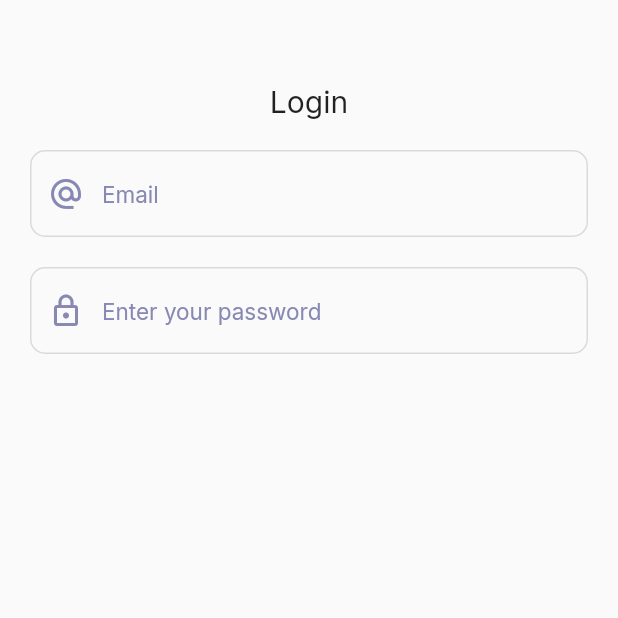
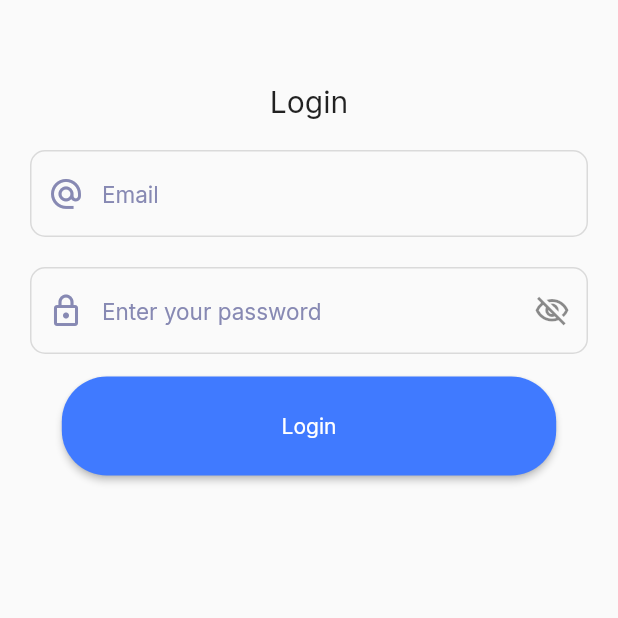
Before and after one commit to salemakowe/Spare, a Flutter app: the screen it shows after launch, after a tap on "Get Started", on a phone screen of 412 x 824 dp, the top half of it. Run offline on Flutter 3.47's test engine with Material 2 defaults, Android fonts, the phone set to English and light mode, and no system bars; our stand-ins replace google_fonts, smooth_page_indicator.

Commit message:
LoginPage

```diff
--- /dev/null
+++ b/spare/lib/screens/home.dart
@@ -0,0 +1,15 @@
+import "package:flutter/material.dart";
+
+class HomePage extends StatefulWidget {
+  const HomePage({super.key});
+
+  @override
+  State<HomePage> createState() => _HomePageState();
+}
+
+class _HomePageState extends State<HomePage> {
+  @override
+  Widget build(BuildContext context) {
+    return Scaffold();
+  }
+}
--- a/spare/lib/screens/login.dart
+++ b/spare/lib/screens/login.dart
@@ -1,6 +1,8 @@
 import "package:flutter/material.dart";
 import 'package:google_fonts/google_fonts.dart';
 import 'package:spare/constants/color.dart';
+import 'package:spare/screens/home.dart';
+import 'package:spare/widgets/button.dart';
 import 'package:spare/widgets/textfields.dart';
 
 class LoginPage extends StatefulWidget {
@@ -11,6 +13,15 @@ class LoginPage extends StatefulWidget {
 }
 
 class _LoginPageState extends State<LoginPage> {
+  late bool _passwordVisible;
+
+  @override
+  void initState() {
+    // TODO: implement initState
+    super.initState();
+    _passwordVisible = false;
+  }
+
   @override
   Widget build(BuildContext context) {
     return Scaffold(
@@ -33,6 +44,8 @@ class _LoginPageState extends State<LoginPage> {
               ],
             ),
             const SizedBox(height: 20),
+
+            //Email field
             const BuildInputFields(
               hintText: "Email",
               isPassword: false,
@@ -43,15 +56,32 @@ class _LoginPageState extends State<LoginPage> {
               ),
             ),
             const SizedBox(height: 20),
-            const BuildInputFields(
+
+            //Password field
+            BuildInputFields(
               hintText: "Enter your password",
-              isPassword: true,
+              isPassword: _passwordVisible ? false : true,
               inputType: TextInputType.text,
-              pIcon: Icon(
-                Icons.lock_outlined,
-                color: Kolors.textColor,
+              pIcon: const Icon(Icons.lock_outlined, color: Kolors.textColor),
+              sIcon: IconButton(
+                icon: Icon(_passwordVisible
+                    ? Icons.visibility_outlined
+                    : Icons.visibility_off_outlined),
+                onPressed: () => setState(() {
+                  _passwordVisible = !_passwordVisible;
+                }),
               ),
             ),
+
+            //Button
+            LoginSignUpButton(
+              text: "Login",
+              pressed: () => Navigator.of(context).pushReplacement(
+                MaterialPageRoute(
+                  builder: ((context) => HomePage()),
+                ),
+              ),
+            )
           ],
         ),
       ),
--- a/spare/lib/screens/onboarding.dart
+++ b/spare/lib/screens/onboarding.dart
@@ -6,6 +6,7 @@ import 'package:spare/introscreens/onboard1.dart';
 import 'package:spare/introscreens/onboard2.dart';
 import 'package:spare/introscreens/onboard3.dart';
 import 'package:spare/screens/login.dart';
+import 'package:spare/widgets/button.dart';
 
 class Onboarding extends StatefulWidget {
   const Onboarding({Key? key}) : super(key: key);
@@ -46,40 +47,14 @@ class _OnboardingState extends State<Onboarding> {
           ),
 
           //button
-          Padding(
-            padding: const EdgeInsets.symmetric(vertical: 15),
-            child: Align(
-              alignment: Alignment.bottomCenter,
-              child: SizedBox(
-                width: MediaQuery.of(context).size.width * 0.8,
-                height: MediaQuery.of(context).size.height * 0.08,
-                child: ElevatedButton(
-                  onPressed: () {
-                    Navigator.of(context).pushReplacement(
-                      MaterialPageRoute(
-                        builder: ((context) => const LoginPage()),
-                      ),
-                    );
-                  },
-                  style: ButtonStyle(
-                    backgroundColor:
-                        MaterialStateProperty.all(Kolors.sendButton),
-                    shape: MaterialStateProperty.all(
-                      RoundedRectangleBorder(
-                        borderRadius: BorderRadius.circular(30),
-                      ),
-                    ),
-                  ),
-                  child: Text(
-                    "Get Started",
-                    style: GoogleFonts.inter(
-                      fontWeight: FontWeight.w400,
-                    ),
-                  ),
-                ),
+          LoginSignUpButton(
+            text: "Get Started",
+            pressed: () => Navigator.of(context).pushReplacement(
+              MaterialPageRoute(
+                builder: ((context) => const LoginPage()),
               ),
             ),
-          ),
+          )
         ],
       ),
     );
--- /dev/null
+++ b/spare/lib/widgets/button.dart
@@ -0,0 +1,46 @@
+import "package:flutter/material.dart";
+import 'package:google_fonts/google_fonts.dart';
+
+import '../constants/color.dart';
+
+class LoginSignUpButton extends StatelessWidget {
+  final String text;
+  final pressed;
+
+  const LoginSignUpButton({
+    super.key,
+    required this.text,
+    this.pressed,
+  });
+
+  @override
+  Widget build(BuildContext context) {
+    return Padding(
+      padding: const EdgeInsets.symmetric(vertical: 15),
+      child: Align(
+        alignment: Alignment.bottomCenter,
+        child: SizedBox(
+          width: MediaQuery.of(context).size.width * 0.8,
+          height: MediaQuery.of(context).size.height * 0.08,
+          child: ElevatedButton(
+            onPressed: pressed,
+            style: ButtonStyle(
+              backgroundColor: MaterialStateProperty.all(Kolors.sendButton),
+              shape: MaterialStateProperty.all(
+                RoundedRectangleBorder(
+                  borderRadius: BorderRadius.circular(30),
+                ),
+              ),
+            ),
+            child: Text(
+              text,
+              style: GoogleFonts.inter(
+                fontWeight: FontWeight.w400,
+              ),
+            ),
+          ),
+        ),
+      ),
+    );
+  }
+}
```
